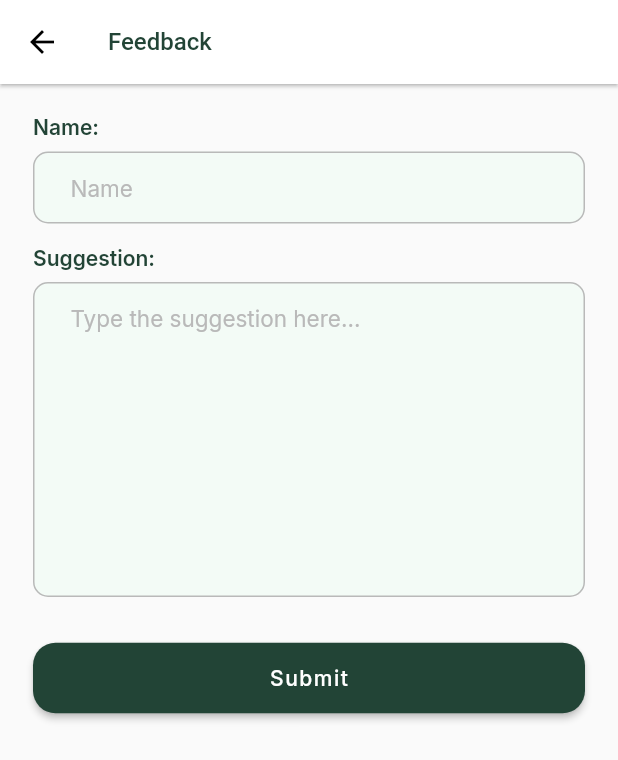
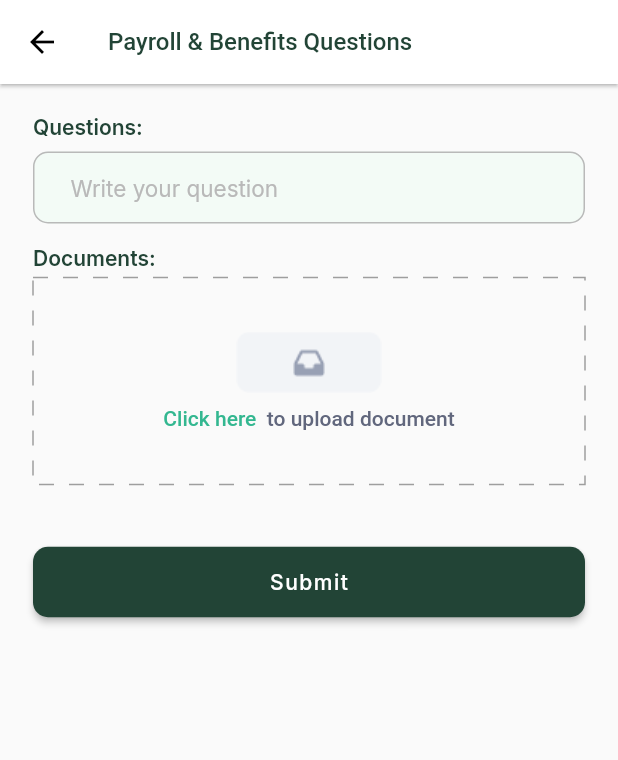
Before and after one commit to naidunandu/Oak_Haven_Massage_App, a Flutter app: the LayoutView screen opened by its route, item 4 of the bottom bar chosen, after a tap on "Payroll & Benefits Questions", on a phone screen of 412 x 824 dp. Shown: the top 760 px of the screen. Run offline on Flutter 3.47's test engine with Material 3 defaults, Android fonts, the phone set to English and light mode, and no system bars; drawn by our look-alikes of dotted_border; our stand-ins replace calendar_date_picker2, connectivity_plus, file_picker, fluttertoast, get, get_storage and 4 more; missing offline and left inert: flutter_lazy_indexed_stack; accounts and stored records are empty.

```diff
--- a/lib/routes/route_methods.dart
+++ b/lib/routes/route_methods.dart
@@ -1,11 +1,13 @@
 import 'package:get/get.dart';
 import 'package:oak_haven_massage_app/routes/route_name.dart';
 
+import '../view/feed/create_post.dart';
 import '../view/layout.dart';
 import '../view/login.dart';
 import '../view/more/feedback.dart';
 import '../view/more/loan.dart';
 import '../view/more/maintenance.dart';
+import '../view/more/payroll.dart';
 import '../view/more/pto_request.dart';
 import '../view/otp.dart';
 import '../view/splash.dart';
@@ -37,5 +39,7 @@ class AppRoutes {
     getPage(name: RouteNames.maintenance, page: () => const MaintenanceView()),
     getPage(name: RouteNames.pTORequest, page: () => const PTORequestView()),
     getPage(name: RouteNames.loan, page: () => const LoanView()),
+    getPage(name: RouteNames.payroll, page: () => const PayRollView()),
+    getPage(name: RouteNames.createPost, page: () => const CreatePostView()),
   ];
 }
--- a/lib/routes/route_name.dart
+++ b/lib/routes/route_name.dart
@@ -9,4 +9,6 @@ class RouteNames {
   static const maintenance = '/maintenance';
   static const pTORequest = '/pTORequest';
   static const loan = '/loan';
+  static const payroll = '/payroll';
+  static const createPost = '/createPost';
 }
--- a/lib/utils/app_assets.dart
+++ b/lib/utils/app_assets.dart
@@ -4,6 +4,12 @@ class AppAssets {
   static const String logout = "assets/logout.png";
   static const String profileImg = "assets/profile.png";
   static const String circleAdd = "assets/circle_add.png";
+  static const String uploadDocument = "assets/upload-document.png";
+  static const String pdf = "assets/pdf.png";
+  static const String send = "assets/send.png";
+  static const String img = "assets/img.png";
+  static const String happyEmoji = "assets/happy-emoji.png";
+  static const String gif = "assets/gif.png";
 
   //layout
   static const String calendar = "assets/layout/calendar.png";
--- a/lib/utils/app_theme.dart
+++ b/lib/utils/app_theme.dart
@@ -9,6 +9,7 @@ class CustomColors {
   static const Color placeholder = Color(0xFFF3FBF6);
   static const Color border = Color(0xFFB9B9B9);
   static const Color white = Color(0xFFFFFFFF);
+  static const Color whiteLight = Color(0xFFF5F5F5);
   static const Color error = Color(0xFFD44B4B);
   static const Color success = Color(0xFF27AE60);
   static const Color black = Color(0xFF000000);
--- a/lib/view/layout.dart
+++ b/lib/view/layout.dart
@@ -3,7 +3,7 @@ import 'package:flutter_lazy_indexed_stack/flutter_lazy_indexed_stack.dart';
 import 'package:get/get.dart';
 import 'package:oak_haven_massage_app/routes/route_name.dart';
 import 'package:oak_haven_massage_app/utils/app_theme.dart';
-import 'package:oak_haven_massage_app/view/feed.dart';
+import 'package:oak_haven_massage_app/view/feed/feed.dart';
 import 'package:oak_haven_massage_app/view/home.dart';
 import 'package:oak_haven_massage_app/view/profile.dart';
 import 'package:oak_haven_massage_app/widgets/dashed_divider.dart';
@@ -135,7 +135,7 @@ class LayoutView extends StatelessWidget {
                             ),
                             onTap: () {
                               // Handle logout action
-                              Get.toNamed(RouteNames.feedback);
+                              Get.toNamed(RouteNames.payroll);
                             },
                           ),
                         ],
@@ -156,9 +156,12 @@ class LayoutView extends StatelessWidget {
                 mainAxisSize: MainAxisSize.max,
                 mainAxisAlignment: MainAxisAlignment.spaceBetween,
                 children: <Widget>[
-                  navBarItem(ctrl.currentPageIndex == 0 ? AppAssets.calendarPrimary : AppAssets.calendar, "Schedule", 0, ctrl, context),
-                  navBarItem(ctrl.currentPageIndex == 1 ? AppAssets.messagePrimary : AppAssets.message, "Feed", 1, ctrl, context),
-                  navBarItem(ctrl.currentPageIndex == 2 ? AppAssets.profilePrimary : AppAssets.profile, "Profile", 2, ctrl, context),
+                  navBarItem((!ctrl.isMenuOpen && ctrl.currentPageIndex == 0) ? AppAssets.calendarPrimary : AppAssets.calendar, "Schedule", 0, ctrl,
+                      context),
+                  navBarItem(
+                      (!ctrl.isMenuOpen && ctrl.currentPageIndex == 1) ? AppAssets.messagePrimary : AppAssets.message, "Feed", 1, ctrl, context),
+                  navBarItem(
+                      (!ctrl.isMenuOpen && ctrl.currentPageIndex == 2) ? AppAssets.profilePrimary : AppAssets.profile, "Profile", 2, ctrl, context),
                   navBarItem(ctrl.isMenuOpen ? AppAssets.moreSquarePrimary : AppAssets.moreSquare, "More", 3, ctrl, context),
                 ],
               ),
--- /dev/null
+++ b/lib/view/more/payroll.dart
@@ -0,0 +1,151 @@
+import 'package:dotted_border/dotted_border.dart';
+import 'package:flutter/material.dart';
+import 'package:get/get.dart';
+import 'package:oak_haven_massage_app/controllers/payroll_controller.dart';
+import 'package:oak_haven_massage_app/utils/app_assets.dart';
+import 'package:oak_haven_massage_app/utils/app_theme.dart';
+import 'package:oak_haven_massage_app/widgets/custom_textBox.dart';
+import 'package:oak_haven_massage_app/widgets/rounded_button.dart';
+
+class PayRollView extends StatelessWidget {
+  const PayRollView({super.key});
+
+  @override
+  Widget build(BuildContext context) {
+    return Scaffold(
+      appBar: AppBar(
+        elevation: 1.0,
+        title: const Text(
+          "Payroll & Benefits Questions",
+          style: TextStyle(fontWeight: FontWeight.w500, fontSize: 16, color: CustomColors.primary),
+        ),
+      ),
+      body: GetBuilder<PayRollController>(
+          init: PayRollController(),
+          builder: (ctrl) {
+            return SingleChildScrollView(
+              child: Padding(
+                padding: const EdgeInsets.symmetric(horizontal: 22, vertical: 20),
+                child: Column(
+                  crossAxisAlignment: CrossAxisAlignment.start,
+                  children: [
+                    CustomTextBox(
+                      fieldName: "Questions:",
+                      hintText: "Write your question",
+                      keyboardType: TextInputType.text,
+                      validator: (val) {
+                        if (val == null || val.isEmpty) {
+                          return 'Please enter questions';
+                        }
+                        return null; // Input is valid
+                      },
+                    ).paddingOnly(bottom: 14),
+                    const Text(
+                      "Documents:",
+                      style: TextStyle(
+                        fontSize: 14,
+                        fontWeight: FontWeight.w600,
+                        color: CustomColors.primary,
+                      ),
+                      textAlign: TextAlign.center, // Optional: Center text if needed
+                    ).paddingOnly(bottom: 5),
+                    DottedBorder(
+                      dashPattern: const [10, 10],
+                      radius: const Radius.circular(20),
+                      color: Colors.grey,
+                      child: Container(
+                          padding: const EdgeInsets.symmetric(vertical: 15, horizontal: 10),
+                          width: MediaQuery.of(context).size.width,
+                          child: GestureDetector(
+                            onTap: ctrl.pickFiles,
+                            child: Column(
+                              mainAxisSize: MainAxisSize.min,
+                              children: [
+                                Image.asset(AppAssets.uploadDocument).paddingOnly(bottom: 9, top: 19),
+                                RichText(
+                                  text: const TextSpan(
+                                    text: "Click here ",
+                                    style: TextStyle(color: CustomColors.link, fontSize: 14, fontWeight: FontWeight.w500),
+                                    children: [
+                                      TextSpan(
+                                        text: " to upload document",
+                                        style: TextStyle(color: CustomColors.secondary, fontSize: 14, fontWeight: FontWeight.w500),
+                                      ),
+                                    ],
+                                  ),
+                                ).paddingOnly(bottom: 19),
+                              ],
+                            ),
+                          )),
+                    ).paddingOnly(bottom: ctrl.files.isNotEmpty ? 10 : 41),
+                    if (ctrl.files.isNotEmpty)
+                      ListView.builder(
+                        shrinkWrap: true,
+                        itemCount: ctrl.files.length,
+                        itemBuilder: (context, index) {
+                          final file = ctrl.files[index];
+                          return Card(
+                            color: CustomColors.whiteLight,
+                            margin: const EdgeInsets.symmetric(vertical: 5.0),
+                            child: ListTile(
+                              leading: Image.asset(AppAssets.pdf),
+                              title: Text(
+                                file['name'],
+                                overflow: TextOverflow.ellipsis,
+                                style: const TextStyle(
+                                  fontSize: 14,
+                                  fontWeight: FontWeight.w500,
+                                  color: CustomColors.primary,
+                                ),
+                              ).paddingOnly(bottom: 6),
+                              subtitle: Column(
+                                crossAxisAlignment: CrossAxisAlignment.start,
+                                children: [
+                                  if (file['progress'] == 1.0)
+                                  Text(
+                                    '${(file['size'] / 1024).toStringAsFixed(2)} KB',
+                                    style: const TextStyle(
+                                      fontSize: 14,
+                                      fontWeight: FontWeight.w500,
+                                      color: CustomColors.secondary,
+                                    ),
+                                  ),
+                                  if (file['progress'] != 1.0)
+                                    LinearProgressIndicator(
+                                      value: file['progress'],
+                                      minHeight: 5.0,
+                                      color: Colors.green,
+                                    ).paddingOnly(bottom: 6),
+                                  if (file['progress'] < 1.0)
+                                    Text(
+                                      '${(file['progress'] * 100).toStringAsFixed(0)}% Completed',
+                                      style: const TextStyle(
+                                        fontSize: 14,
+                                        fontWeight: FontWeight.w500,
+                                        color: CustomColors.secondary,
+                                      ),
+                                    ),
+                                ],
+                              ),
+                              trailing: IconButton(
+                                icon: Icon((file['progress'] != 1.0) ? Icons.close : Icons.delete),
+                                onPressed: () => ctrl.removeFile(file['name']),
+                              ),
+                            ),
+                          );
+                        },
+                      ).paddingOnly(bottom: 41),
+                    RoundedButton(
+                      borderRadius: 10.0,
+                      text: "Submit",
+                      isLoading: false,
+                      onTap: () => null,
+                    ),
+                  ],
+                ),
+              ),
+            );
+          }),
+    );
+  }
+}
--- a/pubspec.yaml
+++ b/pubspec.yaml
@@ -49,6 +49,8 @@ dependencies:
   flutter_lazy_indexed_stack: ^0.0.6
   syncfusion_flutter_calendar: ^27.2.4
   calendar_date_picker2: ^1.1.7
+  dotted_border: ^2.1.0
+  file_picker: ^8.1.4
 
 dev_dependencies:
   flutter_test:
```
Also changed, not shown: lib/controllers/payroll_controller.dart (added, +51 -0 lines), lib/view/feed/create_post.dart (added, +138 -0 lines), lib/view/feed/feed.dart (renamed from lib/view/feed.dart, +7 -2 lines), assets/gif.png (added), assets/happy-emoji.png (added), assets/img.png (added), assets/pdf.png (added), assets/send.png (added), assets/upload-document.png (added), pubspec.lock, 1 other file.
